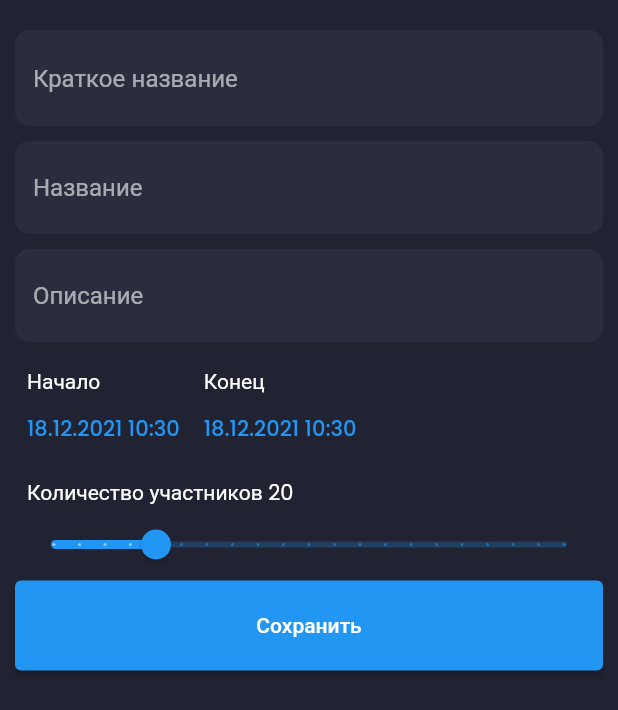
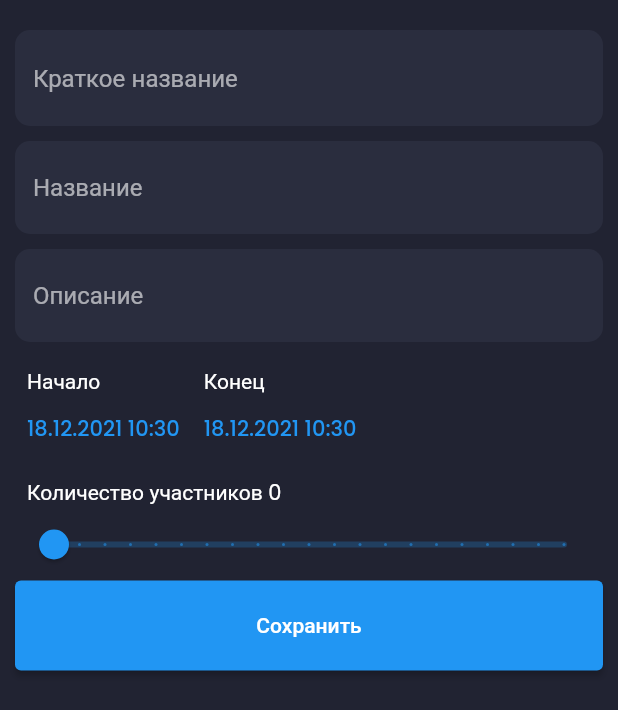
Before and after one commit to condomcom/flutter_admin_dashboard, a Flutter app: the ActivityEditPage widget shown alone on an empty page, opened directly with empty values, on a phone screen of 412 x 824 dp. Shown: the top 710 px of the screen. Run offline on Flutter 3.47's test engine with Material 2 defaults, Android fonts, the phone set to English and light mode, and no system bars; our stand-ins replace auto_route, data_table_2, dio, fl_chart, flutter_redux, flutter_svg and 5 more; network calls fail.

Commit message:
Fix activities editing

```diff
--- a/lib/repositories/activity/api_activity_repository.dart
+++ b/lib/repositories/activity/api_activity_repository.dart
@@ -32,7 +32,7 @@ class ApiActivityRepository implements AbstractApiActivityRepository {
 
   @override
   Future<void> delete(String id) async {
-    await _dio.post('$_route/$id');
+    await _dio.delete('$_route/$id');
   }
 
   @override
--- a/lib/repositories/conference/api_conference_repository.dart
+++ b/lib/repositories/conference/api_conference_repository.dart
@@ -32,7 +32,7 @@ class ApiConferenceRepository implements AbstractApiConferenceRepository {
 
   @override
   Future<void> delete(String id) async {
-    await _dio.post('$_route/$id');
+    await _dio.delete('$_route/$id');
   }
 
   @override
--- a/lib/screens/activity/edit/edit_activity_screen.dart
+++ b/lib/screens/activity/edit/edit_activity_screen.dart
@@ -59,14 +59,29 @@ class ActivityEditPage extends StatefulWidget {
 
 class _ActivityEditPageState extends State<ActivityEditPage> {
   final _shortNameController = TextEditingController();
-
   final _nameController = TextEditingController();
-
   final _descriptionController = TextEditingController();
 
-  var _startDate = DateTime.now();
-  var _finalDate = DateTime.now();
-  var _currentSliderValue = 20.0;
+  late DateTime _startDate;
+  late DateTime _finalDate;
+  late double _currentSliderValue;
+
+  @override
+  void initState() {
+    final activityForEdit = widget.activity;
+    if (activityForEdit != null) {
+      _nameController.text = activityForEdit.fullName ?? '';
+      _shortNameController.text = activityForEdit.shortName ?? '';
+      _descriptionController.text = activityForEdit.description ?? '';
+      setState(() {
+        _startDate = activityForEdit.startsAt ?? DateTime.now();
+        _finalDate = activityForEdit.finishesAt ?? DateTime.now();
+        _currentSliderValue =
+            (activityForEdit.participantsLimit ?? 20.0).toDouble();
+      });
+    }
+    super.initState();
+  }
 
   @override
   Widget build(BuildContext context) {
```
